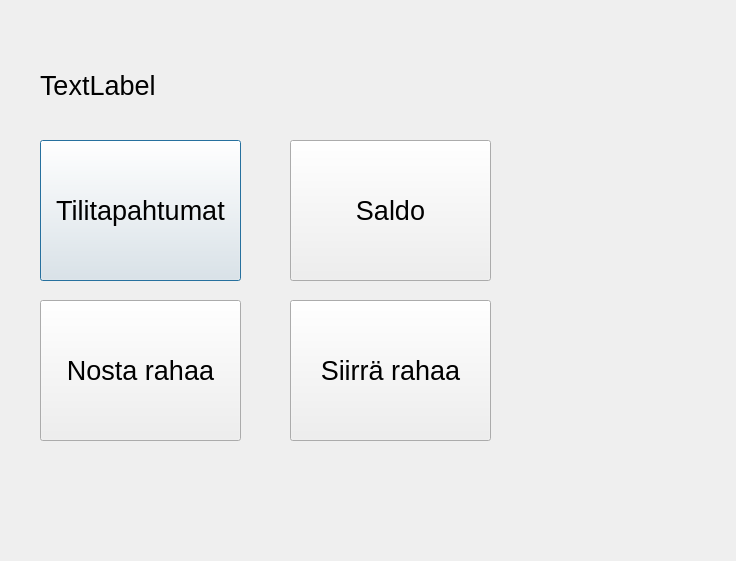
First picture: the form in frontend/korttiwindow.ui, repository janikasavela/Bank, before the edit.
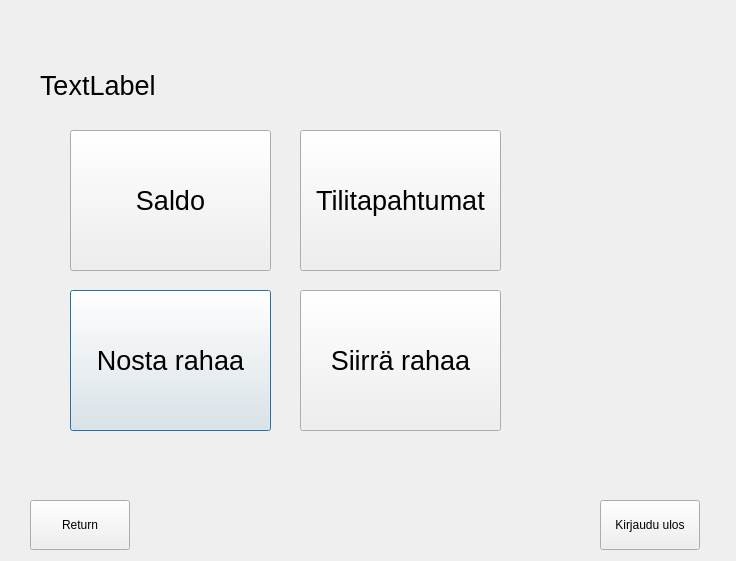
Second picture: the form after the edit.

Patch:
```diff
--- a/frontend/korttiwindow.ui
+++ b/frontend/korttiwindow.ui
@@ -18,7 +18,7 @@
     <rect>
      <x>40</x>
      <y>30</y>
-     <width>211</width>
+     <width>651</width>
      <height>111</height>
     </rect>
    </property>
@@ -31,47 +31,21 @@
     <string>TextLabel</string>
    </property>
   </widget>
-  <widget class="QPushButton" name="btnTilitapahtumat">
+  <widget class="QStackedWidget" name="stackedWidget">
    <property name="geometry">
     <rect>
-     <x>40</x>
-     <y>140</y>
-     <width>201</width>
-     <height>141</height>
+     <x>-10</x>
+     <y>0</y>
+     <width>741</width>
+     <height>561</height>
     </rect>
    </property>
-   <property name="font">
-    <font>
-     <pointsize>20</pointsize>
-    </font>
-   </property>
-   <property name="text">
-    <string>Tilitapahtumat</string>
-   </property>
-  </widget>
-  <widget class="QPushButton" name="btnSaldo">
-   <property name="geometry">
-    <rect>
-     <x>290</x>
-     <y>140</y>
-     <width>201</width>
-     <height>141</height>
-    </rect>
-   </property>
-   <property name="font">
-    <font>
-     <pointsize>20</pointsize>
-    </font>
-   </property>
-   <property name="text">
-    <string>Saldo</string>
-   </property>
-  </widget>
+   <widget class="QWidget" name="stackMenu">
   <widget class="QPushButton" name="btnNostaRahaa">
    <property name="geometry">
     <rect>
-     <x>40</x>
-     <y>300</y>
+       <x>80</x>
+       <y>290</y>
      <width>201</width>
      <height>141</height>
     </rect>
@@ -85,11 +59,29 @@
     <string>Nosta rahaa</string>
    </property>
   </widget>
+    <widget class="QPushButton" name="btnSaldo">
+     <property name="geometry">
+      <rect>
+       <x>80</x>
+       <y>130</y>
+       <width>201</width>
+       <height>141</height>
+      </rect>
+     </property>
+     <property name="font">
+      <font>
+       <pointsize>20</pointsize>
+      </font>
+     </property>
+     <property name="text">
+      <string>Saldo</string>
+     </property>
+    </widget>
   <widget class="QPushButton" name="btnSiirraRahaa">
    <property name="geometry">
     <rect>
-     <x>290</x>
-     <y>300</y>
+       <x>310</x>
+       <y>290</y>
      <width>201</width>
      <height>141</height>
     </rect>
@@ -103,6 +95,63 @@
     <string>Siirrä rahaa</string>
    </property>
   </widget>
+    <widget class="QPushButton" name="btnTilitapahtumat">
+     <property name="geometry">
+      <rect>
+       <x>310</x>
+       <y>130</y>
+       <width>201</width>
+       <height>141</height>
+      </rect>
+     </property>
+     <property name="font">
+      <font>
+       <pointsize>20</pointsize>
+      </font>
+     </property>
+     <property name="text">
+      <string>Tilitapahtumat</string>
+     </property>
+    </widget>
+   </widget>
+   <widget class="QWidget" name="stackSaldo"/>
+   <widget class="QWidget" name="stackTapahtuma"/>
+   <widget class="QWidget" name="stackNosto"/>
+   <widget class="QWidget" name="stackSiirto"/>
+  </widget>
+  <widget class="QPushButton" name="btnReturn">
+   <property name="enabled">
+    <bool>true</bool>
+   </property>
+   <property name="geometry">
+    <rect>
+     <x>30</x>
+     <y>500</y>
+     <width>100</width>
+     <height>50</height>
+    </rect>
+   </property>
+   <property name="text">
+    <string>Return</string>
+   </property>
+  </widget>
+  <widget class="QPushButton" name="btnLogout">
+   <property name="geometry">
+    <rect>
+     <x>600</x>
+     <y>500</y>
+     <width>100</width>
+     <height>50</height>
+    </rect>
+   </property>
+   <property name="text">
+    <string>Kirjaudu ulos</string>
+   </property>
+  </widget>
+  <zorder>stackedWidget</zorder>
+  <zorder>labelidkortti</zorder>
+  <zorder>btnReturn</zorder>
+  <zorder>btnLogout</zorder>
  </widget>
  <resources/>
  <connections/>
```
Left out of the diff: 2 changed lines with no effect on the pictures. Lines whose indentation alone changed are shown as unchanged.
